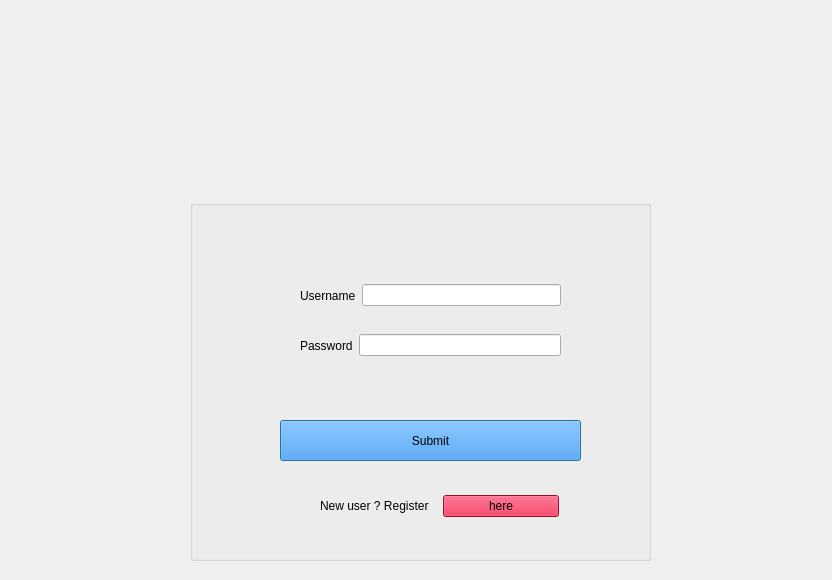
First picture: the form in CuringCamPAINS/gui/logingui.ui, repository CS-205-S22/CuringCamPAINS, before the edit.
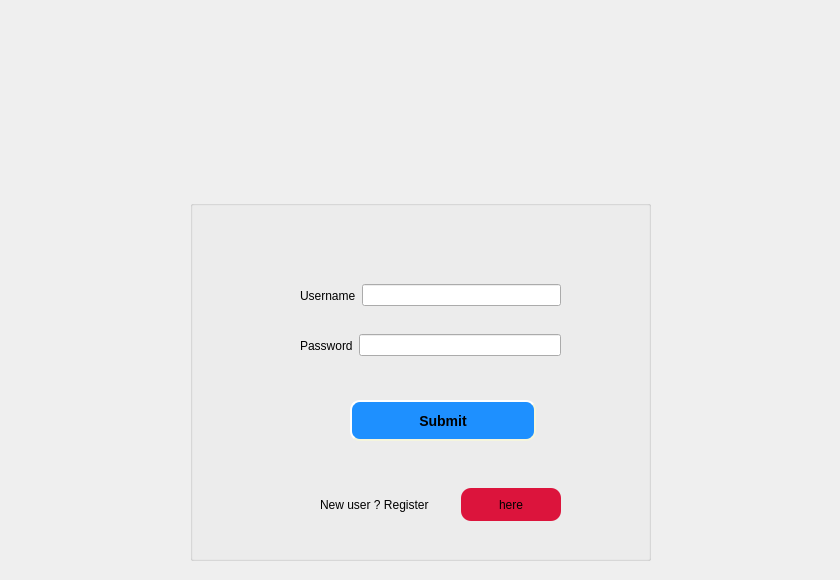
Second picture: the form after the edit.

Patch:
```diff
--- a/CuringCamPAINS/gui/logingui.ui
+++ b/CuringCamPAINS/gui/logingui.ui
@@ -6,7 +6,7 @@
    <rect>
     <x>0</x>
     <y>0</y>
-    <width>832</width>
+    <width>840</width>
     <height>580</height>
    </rect>
   </property>
@@ -28,9 +28,9 @@
    <widget class="QPushButton" name="submission">
     <property name="geometry">
      <rect>
-      <x>90</x>
-      <y>220</y>
-      <width>301</width>
+      <x>160</x>
+      <y>200</y>
+      <width>186</width>
       <height>41</height>
      </rect>
     </property>
@@ -38,7 +38,14 @@
      <bool>false</bool>
     </property>
     <property name="styleSheet">
-     <string notr="true">background-color:rgb(30,144,255);</string>
+     <string notr="true">background-color:rgb(30,144,255);
+    border-style: outset;
+    border-width: 2px;
+    border-radius: 10px;
+    border-color: beige;
+    font: bold 14px;
+    min-width: 10em;
+    padding: 6px;</string>
     </property>
     <property name="text">
      <string>Submit</string>
@@ -96,14 +103,20 @@
     <property name="geometry">
      <rect>
       <x>130</x>
-      <y>290</y>
-      <width>239</width>
-      <height>32</height>
+      <y>284</y>
+      <width>241</width>
+      <height>41</height>
      </rect>
     </property>
     <layout class="QHBoxLayout" name="horizontalLayout_3">
      <item>
       <widget class="QLabel" name="label_4">
+       <property name="maximumSize">
+        <size>
+         <width>16777180</width>
+         <height>16777215</height>
+        </size>
+       </property>
        <property name="text">
         <string>New user ? Register </string>
        </property>
@@ -111,8 +124,16 @@
      </item>
      <item>
       <widget class="QPushButton" name="registration">
+       <property name="maximumSize">
+        <size>
+         <width>100</width>
+         <height>33</height>
+        </size>
+       </property>
        <property name="styleSheet">
         <string notr="true">background-color:rgb(220,20,60);
+    border-width: 2px;
+    border-radius: 10px;
 </string>
        </property>
        <property name="text">
```
